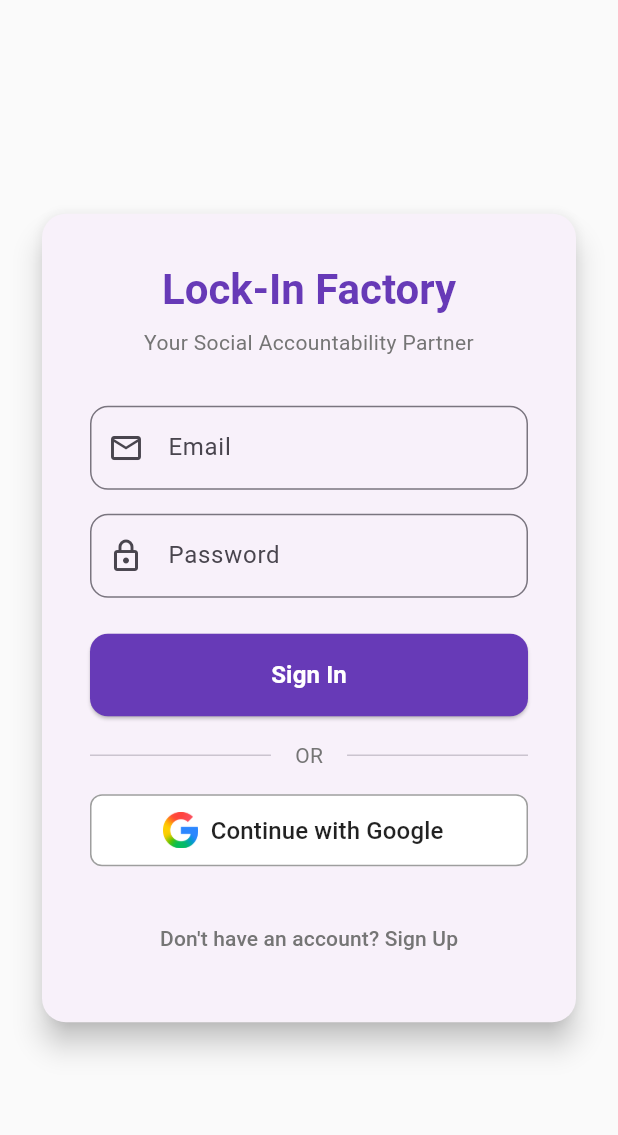
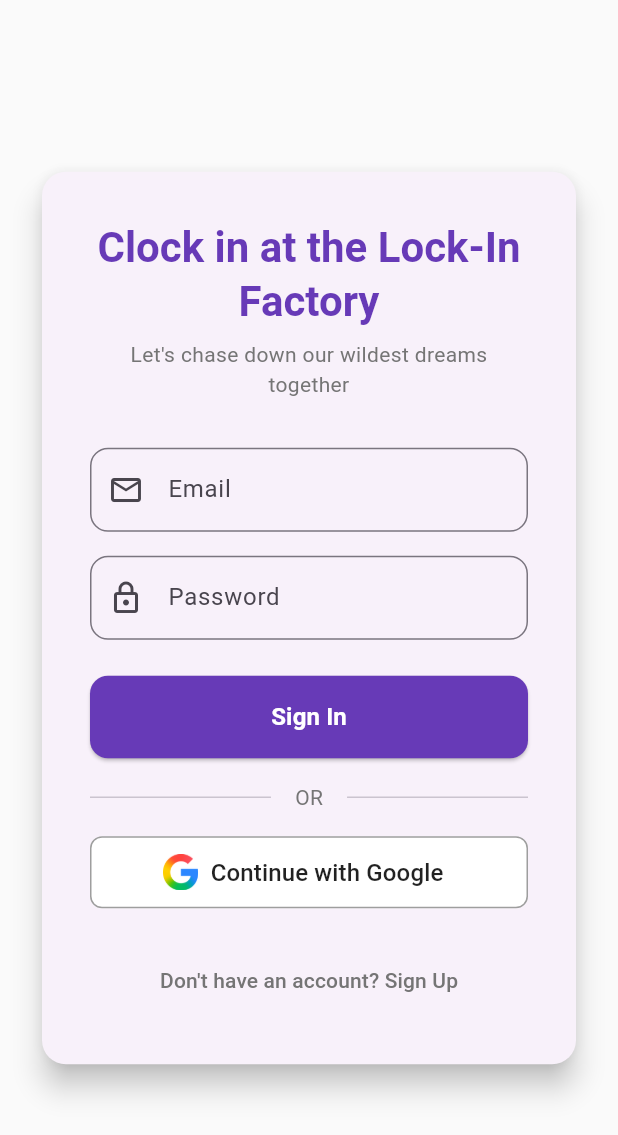
Before and after one commit to nchalla3/the_lock_in_factory, a Flutter app: the screen it shows after launch, on a phone screen of 412 x 824 dp. Shown: the top 1135 px of the screen. Run offline on Flutter 3.47's test engine with Material 3 defaults, Android fonts, the light colour scheme and no system bars; our stand-ins replace firebase_auth, firebase_core, google_sign_in; accounts and stored records are empty.

Commit message:
minor text fixes

```diff
--- a/lib/screens/auth/login_page.dart
+++ b/lib/screens/auth/login_page.dart
@@ -82,7 +82,7 @@ class _LoginPageState extends State<LoginPage> {
                     children: [
                       // App Title
                       Text(
-                        'Lock-In Factory',
+                        'Clock in at the Lock-In Factory',
                         style: Theme.of(context).textTheme.headlineMedium?.copyWith(
                           fontWeight: FontWeight.bold,
                           color: Colors.deepPurple,
@@ -91,7 +91,7 @@ class _LoginPageState extends State<LoginPage> {
                       ),
                       const SizedBox(height: 8),
                       Text(
-                        'Your Social Accountability Partner',
+                        'Let\'s chase down our wildest dreams together',
                         style: Theme.of(context).textTheme.bodyMedium?.copyWith(
                           color: Colors.grey[600],
                         ),
--- a/lib/screens/home/home_page.dart
+++ b/lib/screens/home/home_page.dart
@@ -167,7 +167,7 @@ class _HomePageState extends State<HomePage> {
       backgroundColor: Colors.grey[50],
       appBar: AppBar(
         title: const Text(
-          'Lock-In Factory',
+          'Clock in at the Lock-In Factory',
           style: TextStyle(fontWeight: FontWeight.bold),
         ),
         backgroundColor: Colors.deepPurple,
```
